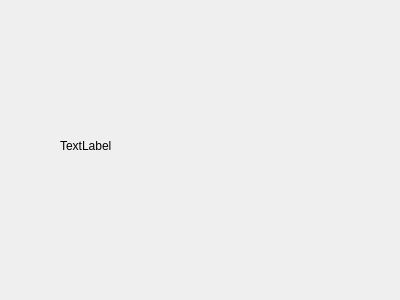
Qt form Qt/widget.ui (Yueyang123/LICV) before a commit.
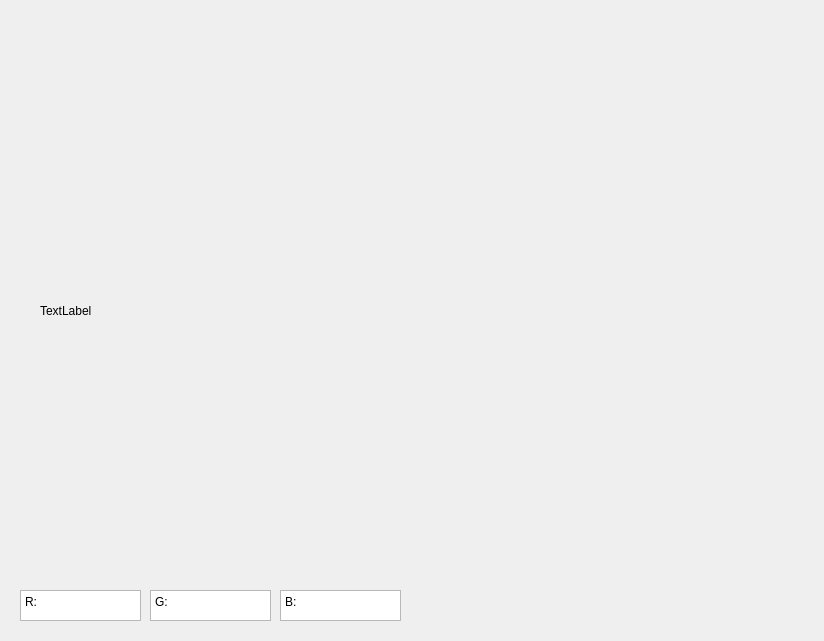
The same form after that commit.

What changed in the file:
```diff
--- a/Qt/widget.ui
+++ b/Qt/widget.ui
@@ -6,8 +6,8 @@
    <rect>
     <x>0</x>
     <y>0</y>
-    <width>400</width>
-    <height>300</height>
+    <width>824</width>
+    <height>641</height>
    </rect>
   </property>
   <property name="windowTitle">
@@ -16,16 +16,70 @@
   <widget class="QLabel" name="label">
    <property name="geometry">
     <rect>
-     <x>60</x>
+     <x>40</x>
      <y>40</y>
-     <width>291</width>
-     <height>211</height>
+     <width>741</width>
+     <height>541</height>
     </rect>
    </property>
    <property name="text">
     <string>TextLabel</string>
    </property>
   </widget>
+  <widget class="QTextEdit" name="textEdit">
+   <property name="geometry">
+    <rect>
+     <x>20</x>
+     <y>590</y>
+     <width>121</width>
+     <height>31</height>
+    </rect>
+   </property>
+   <property name="readOnly">
+    <bool>true</bool>
+   </property>
+   <property name="html">
+    <string>&lt;!DOCTYPE HTML PUBLIC &quot;-//W3C//DTD HTML 4.0//EN&quot; &quot;http://www.w3.org/TR/REC-html40/strict.dtd&quot;&gt;
+&lt;html&gt;&lt;head&gt;&lt;meta name=&quot;qrichtext&quot; content=&quot;1&quot; /&gt;&lt;style type=&quot;text/css&quot;&gt;
+p, li { white-space: pre-wrap; }
+&lt;/style&gt;&lt;/head&gt;&lt;body style=&quot; font-family:'SimSun'; font-size:9pt; font-weight:400; font-style:normal;&quot;&gt;
+&lt;p style=&quot; margin-top:0px; margin-bottom:0px; margin-left:0px; margin-right:0px; -qt-block-indent:0; text-indent:0px;&quot;&gt;R:&lt;/p&gt;&lt;/body&gt;&lt;/html&gt;</string>
+   </property>
+  </widget>
+  <widget class="QTextEdit" name="textEdit_2">
+   <property name="geometry">
+    <rect>
+     <x>150</x>
+     <y>590</y>
+     <width>121</width>
+     <height>31</height>
+    </rect>
+   </property>
+   <property name="html">
+    <string>&lt;!DOCTYPE HTML PUBLIC &quot;-//W3C//DTD HTML 4.0//EN&quot; &quot;http://www.w3.org/TR/REC-html40/strict.dtd&quot;&gt;
+&lt;html&gt;&lt;head&gt;&lt;meta name=&quot;qrichtext&quot; content=&quot;1&quot; /&gt;&lt;style type=&quot;text/css&quot;&gt;
+p, li { white-space: pre-wrap; }
+&lt;/style&gt;&lt;/head&gt;&lt;body style=&quot; font-family:'SimSun'; font-size:9pt; font-weight:400; font-style:normal;&quot;&gt;
+&lt;p style=&quot; margin-top:0px; margin-bottom:0px; margin-left:0px; margin-right:0px; -qt-block-indent:0; text-indent:0px;&quot;&gt;G:&lt;/p&gt;&lt;/body&gt;&lt;/html&gt;</string>
+   </property>
+  </widget>
+  <widget class="QTextEdit" name="textEdit_3">
+   <property name="geometry">
+    <rect>
+     <x>280</x>
+     <y>590</y>
+     <width>121</width>
+     <height>31</height>
+    </rect>
+   </property>
+   <property name="html">
+    <string>&lt;!DOCTYPE HTML PUBLIC &quot;-//W3C//DTD HTML 4.0//EN&quot; &quot;http://www.w3.org/TR/REC-html40/strict.dtd&quot;&gt;
+&lt;html&gt;&lt;head&gt;&lt;meta name=&quot;qrichtext&quot; content=&quot;1&quot; /&gt;&lt;style type=&quot;text/css&quot;&gt;
+p, li { white-space: pre-wrap; }
+&lt;/style&gt;&lt;/head&gt;&lt;body style=&quot; font-family:'SimSun'; font-size:9pt; font-weight:400; font-style:normal;&quot;&gt;
+&lt;p style=&quot; margin-top:0px; margin-bottom:0px; margin-left:0px; margin-right:0px; -qt-block-indent:0; text-indent:0px;&quot;&gt;B:&lt;/p&gt;&lt;/body&gt;&lt;/html&gt;</string>
+   </property>
+  </widget>
  </widget>
  <layoutdefault spacing="6" margin="11"/>
  <resources/>
```
